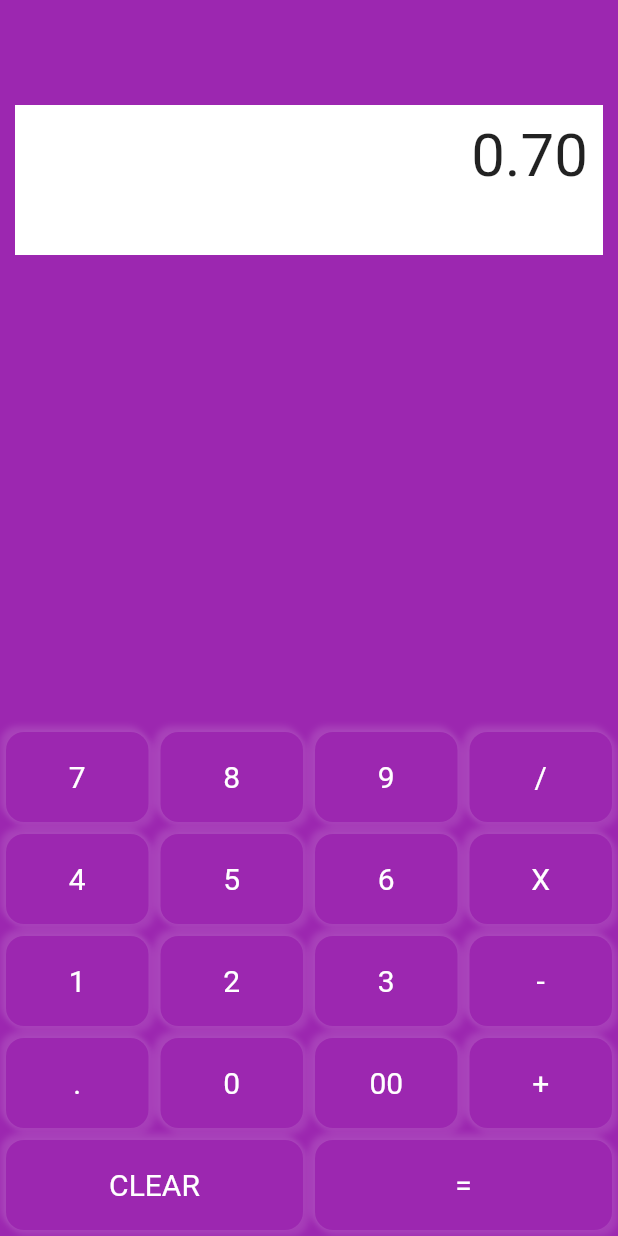
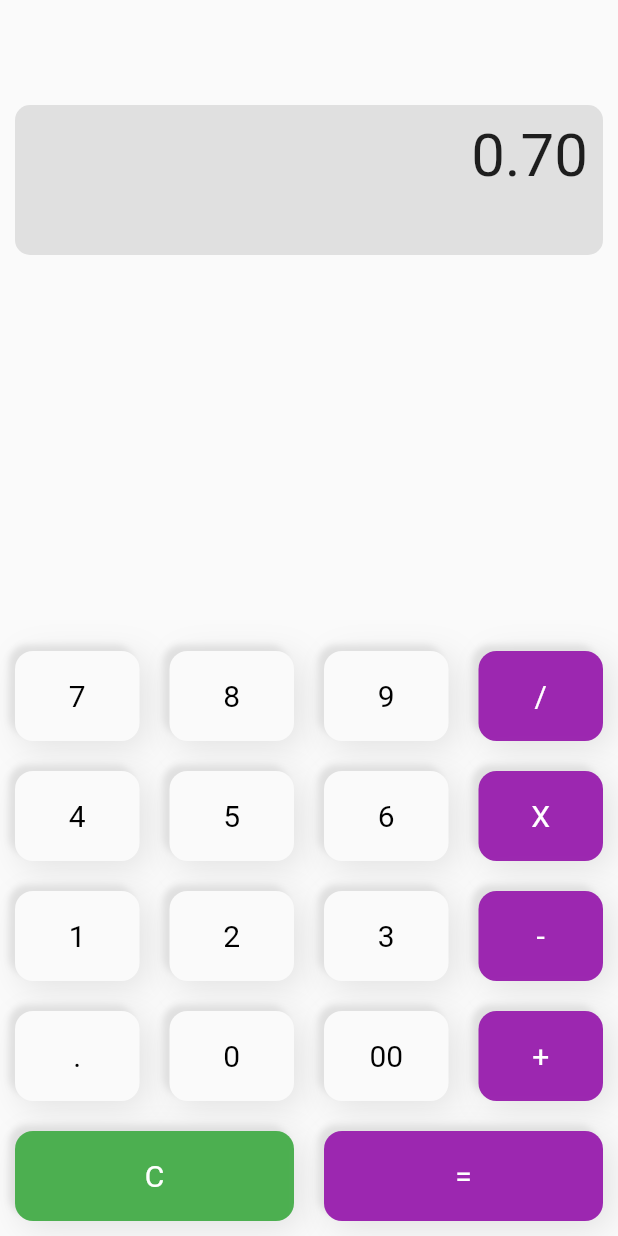
Before and after one commit to adtoba/Calculator, a Flutter app: the screen it shows after launch, after a tap on an icon or button, on a phone screen of 412 x 824 dp. Run offline on Flutter 3.47's test engine with Material 2 defaults, Android fonts, the phone set to English and light mode, and no system bars.

Commit message:
Redesign components

```diff
--- a/lib/main.dart
+++ b/lib/main.dart
@@ -37,7 +37,7 @@ class _MyHomePageState extends State<MyHomePage> {
   @override
   Widget build(BuildContext context) {
     return Scaffold(
-      backgroundColor: Colors.purple,
+      backgroundColor: Color(0xFFfafafa),
       body: Stack(
         children: <Widget>[
           Positioned(
@@ -48,11 +48,14 @@ class _MyHomePageState extends State<MyHomePage> {
               padding: EdgeInsets.all(10.0),
               width: MediaQuery.of(context).size.width,
               height: 100.0,
-              color: Colors.white,
               child: Text(
                 output,
                 textAlign: TextAlign.end,
                 style: TextStyle(fontSize: 40.0),
+              ),
+              decoration: BoxDecoration(
+                color: Color(0xFFe0e0e0),
+                borderRadius: BorderRadius.circular(10.0)
               ),
             ),
           ),
@@ -65,7 +68,7 @@ class _MyHomePageState extends State<MyHomePage> {
                   button("7"),
                   button("8"),
                   button("9"),
-                  button("/"),
+                  button("/", bgColor: Colors.purple, fontColor: Colors.white),
                 ],
               ),
               Row(
@@ -74,7 +77,7 @@ class _MyHomePageState extends State<MyHomePage> {
                   button("4"),
                   button("5"),
                   button("6"),
-                  button("X"),
+                  button("X", bgColor: Colors.purple, fontColor: Colors.white),
                 ],
               ),
               Row(
@@ -83,7 +86,7 @@ class _MyHomePageState extends State<MyHomePage> {
                   button("1"),
                   button("2"),
                   button("3"),
-                  button("-"),
+                  button("-", bgColor: Colors.purple, fontColor: Colors.white),
                 ],
               ),
               Row(
@@ -92,14 +95,14 @@ class _MyHomePageState extends State<MyHomePage> {
                   button("."),
                   button("0"),
                   button("00"),
-                  button("+"),
+                  button("+", bgColor: Colors.purple, fontColor: Colors.white),
                 ],
               ),
               Row(
                 mainAxisAlignment: MainAxisAlignment.spaceEvenly,
                 children: <Widget>[
-                  button("CLEAR"),
-                  button("="),
+                  button("C", fontColor: Colors.white, bgColor: Colors.green),
+                  button("=", bgColor: Colors.purple, fontColor: Colors.white),
                 ],
               )
             ],
@@ -109,44 +112,49 @@ class _MyHomePageState extends State<MyHomePage> {
     );
   }
 
-  Widget button(String buttonText) {
+  Widget button(String buttonText, {Color fontColor, Color bgColor}) {
     return Expanded(
       child: InkWell(
         onTap: () {
           onButtonPressed(buttonText);
         },
         child: Container(
-          margin: EdgeInsets.all(4.0),
+          margin: EdgeInsets.all(10.0),
           height: 60.0,
           width: 60.0,
           child: Center(
             child: Text(
               buttonText,
-              style: TextStyle(fontSize: 20.0, color: Colors.white),
+              style: TextStyle(
+                fontSize: 20.0,
+                color: fontColor == null ? Colors.black : fontColor,
+                fontWeight: FontWeight.w400
+              ),
             ),
           ),
           decoration: BoxDecoration(
-            color: Colors.purple,
+            color: bgColor == null ? Color(0xFFfafafa) : bgColor,
             borderRadius: BorderRadius.circular(12.0),
             boxShadow: [
               BoxShadow(
-                  color: Colors.white10,
-                  offset: Offset(3.0, 3.0),
+                  color: Colors.grey[300],
+                  offset: Offset(4.0, 4.0),
+                  blurRadius: 19.0,
+                  spreadRadius: 0.0),
+              BoxShadow(
+                  color: Colors.grey[300],
+                  offset: Offset(-4.0, -4.0),
                   blurRadius: 3.0,
-                  spreadRadius: 1.0),
-              BoxShadow(
-                  color: Colors.white12,
-                  offset: Offset(-3.0, -3.0),
-                  blurRadius: 3.0,
-                  spreadRadius: 1.0),
+                  spreadRadius: 0.0),
             ],
+
           ),
         ),
       ),
     );
   }
-  onButtonPressed(String buttonText) {
-    if (buttonText == 'CLEAR') {
+  void onButtonPressed(String buttonText) {
+    if (buttonText == 'C') {
       _output = "0";
       num1 = 0.0;
       num2 = 0.0;
```
